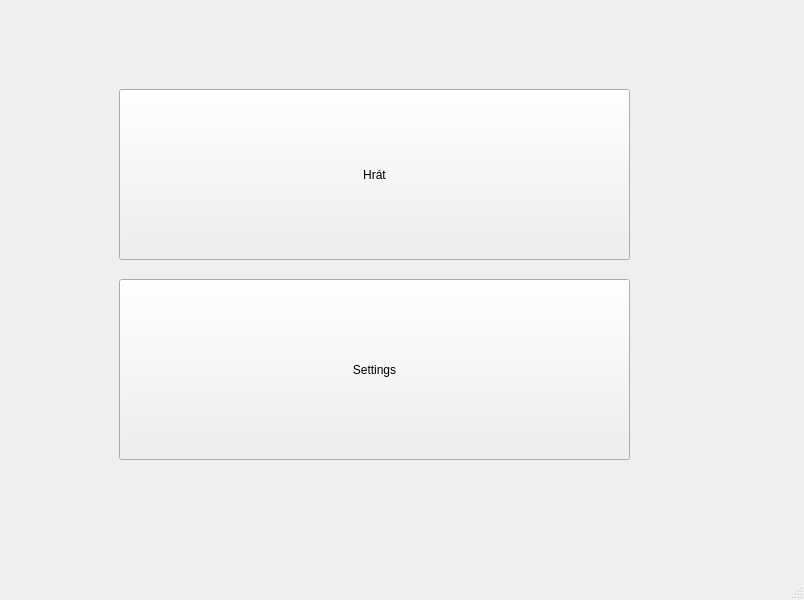
First picture: the form in zarovka.ui, repository HRALYB-PYGAME/IFJ, before the edit.
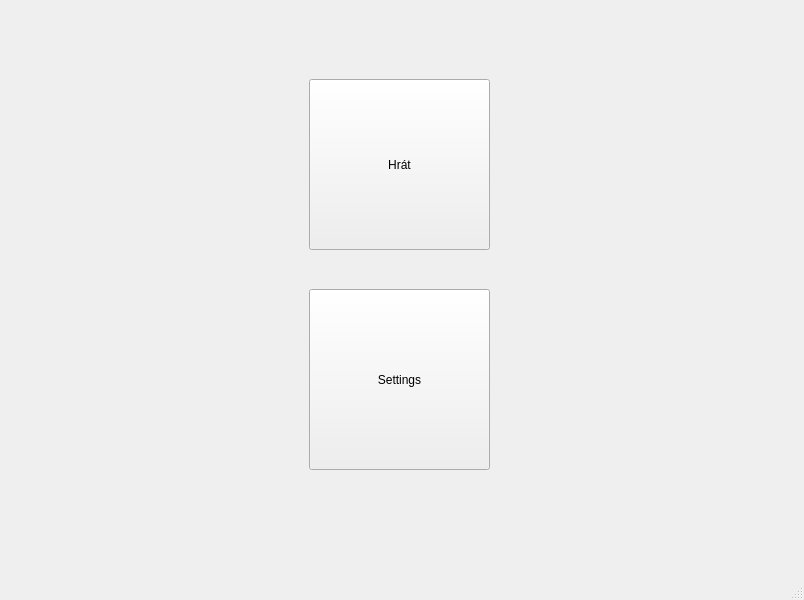
Second picture: the form after the edit.

```diff
--- a/zarovka.ui
+++ b/zarovka.ui
@@ -155,9 +155,9 @@
        <widget class="QPushButton" name="settingsButton">
         <property name="geometry">
          <rect>
-          <x>110</x>
-          <y>270</y>
-          <width>511</width>
+          <x>300</x>
+          <y>280</y>
+          <width>181</width>
           <height>181</height>
          </rect>
         </property>
@@ -174,9 +174,9 @@
        <widget class="QPushButton" name="playButton">
         <property name="geometry">
          <rect>
-          <x>110</x>
-          <y>80</y>
-          <width>511</width>
+          <x>300</x>
+          <y>70</y>
+          <width>181</width>
           <height>171</height>
          </rect>
         </property>
```
